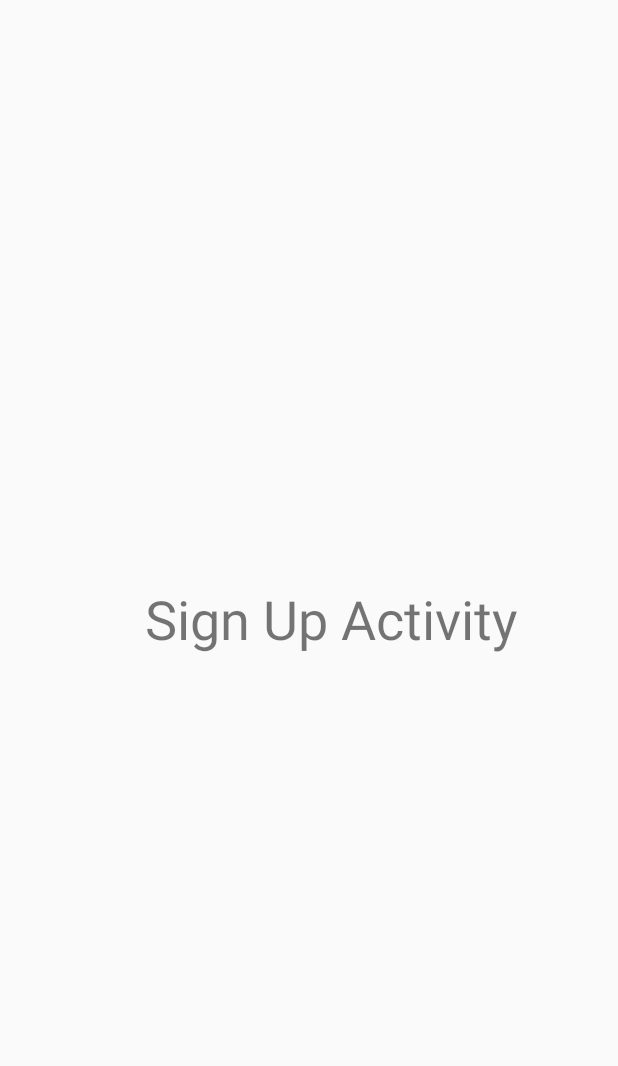
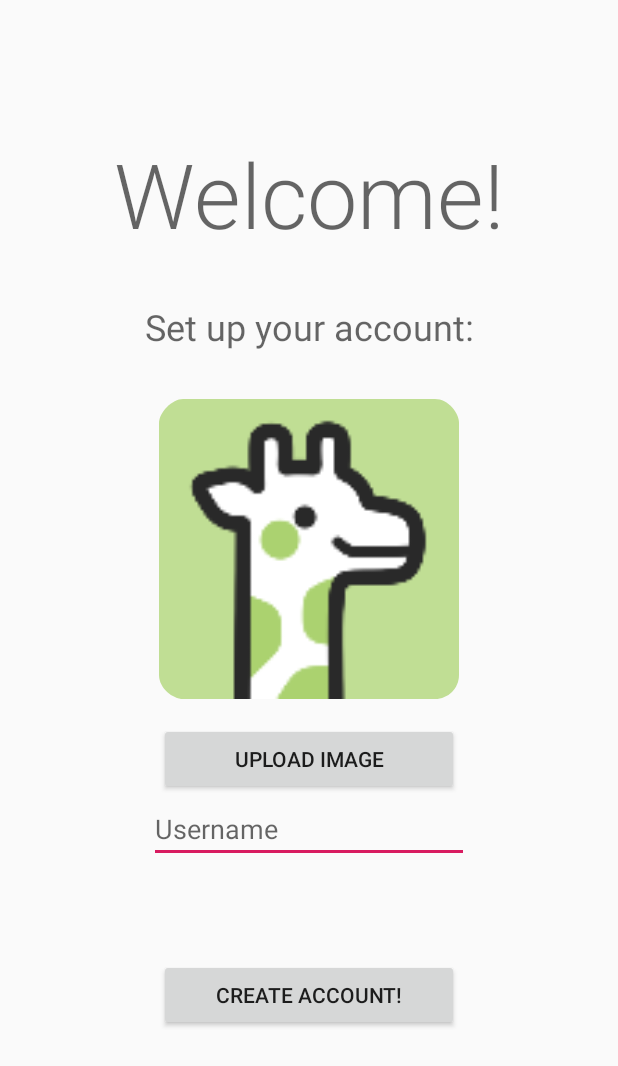
Before and after one commit to duchnguy14/LimboApp, an Android app: the SignUpActivity screen opened directly, with no data from a screen before it, on a phone screen of 412 x 824 dp. Shown: the top 1066 px of the screen. Run offline under Robolectric (Android 15) with nearby library versions, the phone set to English and light mode, and no system bars.

Commit message:
Started setting up signup to take username and icon image

```diff
--- a/app/src/main/java/com/example/limboapp/LogInActivity.java
+++ b/app/src/main/java/com/example/limboapp/LogInActivity.java
@@ -13,6 +13,7 @@ import android.widget.ProgressBar;
 import android.widget.Toast;
 
 import com.facebook.appevents.AppEvent;
+import com.facebook.login.widget.LoginButton;
 import com.google.android.gms.auth.api.signin.GoogleSignIn;
 import com.google.android.gms.auth.api.signin.GoogleSignInAccount;
 import com.google.android.gms.auth.api.signin.GoogleSignInClient;
@@ -28,6 +29,7 @@ import com.google.firebase.auth.FirebaseUser;
 import com.google.firebase.auth.GoogleAuthProvider;
 import com.facebook.FacebookSdk;
 import com.facebook.appevents.AppEventsLogger;
+import com.twitter.sdk.android.core.identity.TwitterLoginButton;
 
 public class LogInActivity extends AppCompatActivity implements View.OnClickListener{
 
@@ -39,8 +41,11 @@ public class LogInActivity extends AppCompatActivity implements View.OnClickList
 
     private GoogleSignInClient mGoogleSignInClient;
     private FirebaseAuth mAuth;
+    private boolean newUser = false;
 
     SignInButton signInButtonGoogle;
+    TwitterLoginButton signInButtonTwitter;
+    LoginButton signInButtonFacebook;
 
     @Override
     protected void onCreate(Bundle savedInstanceState) {
@@ -65,10 +70,14 @@ public class LogInActivity extends AppCompatActivity implements View.OnClickList
 
         // Get sign in buttons
         signInButtonGoogle = findViewById(R.id.sign_in_button_google);
+        signInButtonTwitter = findViewById(R.id.sign_in_button_twitter);
+        signInButtonFacebook = findViewById(R.id.sign_in_button_facebook);
 
-        // Set on click listeners
+        // Google
+        // Set on click listener
         signInButtonGoogle.setOnClickListener(this);
-        // Set on click listener for each sign in option's button (Google, Facebook, Twitter, etc)
+
+        // Twitter
 
         // Facebook
         FacebookSdk.getApplicationContext();
@@ -93,7 +102,13 @@ public class LogInActivity extends AppCompatActivity implements View.OnClickList
     private void updateUI(FirebaseUser account) {
         if(account != null){
             // if an account already exists, direct the user to the main activity
-            goToMain(findViewById(android.R.id.content).getRootView());
+            if(newUser) {
+                // if this is the first time the user is using the app, send them to sign up activity
+            }
+            else {
+                // else, take user to main activity
+                goToMain(findViewById(android.R.id.content).getRootView());
+            }
         }
         else{
             // if there is no login info or login failed, keep the user on this activity (for now)
@@ -153,6 +168,7 @@ public class LogInActivity extends AppCompatActivity implements View.OnClickList
                             // Sign in success, update UI with the signed-in user's information
                             Log.d(TAG, "signInWithCredential:success");
                             FirebaseUser user = mAuth.getCurrentUser();
+                            newUser = task.getResult().getAdditionalUserInfo().isNewUser();
                             updateUI(user);
                         } else {
                             // If sign in fails, display a message to the user.
--- a/app/src/main/java/com/example/limboapp/SignUpActivity.java
+++ b/app/src/main/java/com/example/limboapp/SignUpActivity.java
@@ -3,12 +3,52 @@ package com.example.limboapp;
 import androidx.appcompat.app.AppCompatActivity;
 
 import android.os.Bundle;
+import android.text.Editable;
+import android.text.TextUtils;
+import android.text.TextWatcher;
+import android.widget.EditText;
+import android.widget.ImageView;
+
+import java.util.regex.*;
 
 public class SignUpActivity extends AppCompatActivity {
+
+    ImageView inputImage;
+    EditText inputUsername;
 
     @Override
     protected void onCreate(Bundle savedInstanceState) {
         super.onCreate(savedInstanceState);
         setContentView(R.layout.activity_sign_up);
+
+        inputImage = findViewById(R.id.inputIcon);
+        inputUsername = findViewById(R.id.inputUsername);
+
+        inputUsername.addTextChangedListener(new TextWatcher() {
+            @Override
+            public void beforeTextChanged(CharSequence s, int start, int count, int after) {
+
+            }
+
+            @Override
+            public void onTextChanged(CharSequence s, int start, int before, int count) {
+
+            }
+
+            @Override
+            public void afterTextChanged(Editable s) {
+                String current = String.valueOf(s);
+                String errorMessage = "";
+                if (current.length()<1 || current.length()>32){
+                    errorMessage.concat("\nMust be between 1 to 32 characters");
+                }
+                if (!current.matches("^.*[^a-zA-Z0-9_ ].*$")) {
+                    errorMessage.concat("\nMust only use Alphanumeric characters and _");
+                }
+                inputUsername.setError(errorMessage);
+            }
+        });
     }
+
+
 }
--- a/app/src/main/res/layout/activity_sign_up.xml
+++ b/app/src/main/res/layout/activity_sign_up.xml
@@ -1,23 +1,60 @@
 <?xml version="1.0" encoding="utf-8"?>
-<androidx.constraintlayout.widget.ConstraintLayout xmlns:android="http://schemas.android.com/apk/res/android"
+<LinearLayout xmlns:android="http://schemas.android.com/apk/res/android"
     xmlns:app="http://schemas.android.com/apk/res-auto"
     xmlns:tools="http://schemas.android.com/tools"
     android:layout_width="match_parent"
     android:layout_height="match_parent"
+    android:gravity="center"
+    android:orientation="vertical"
+    android:paddingHorizontal="@dimen/activity_horizontal_margin"
+    android:paddingVertical="@dimen/activity_vertical_margin"
     tools:context=".SignUpActivity">
 
     <TextView
-        android:id="@+id/textView2"
+        android:id="@+id/welcome"
         android:layout_width="wrap_content"
         android:layout_height="wrap_content"
-        android:layout_marginStart="171dp"
-        android:layout_marginTop="356dp"
-        android:layout_marginEnd="141dp"
-        android:layout_marginBottom="356dp"
-        android:text="Sign Up Activity"
-        android:textSize="36sp"
-        app:layout_constraintBottom_toBottomOf="parent"
-        app:layout_constraintEnd_toEndOf="parent"
-        app:layout_constraintStart_toStartOf="parent"
-        app:layout_constraintTop_toTopOf="parent" />
-</androidx.constraintlayout.widget.ConstraintLayout>
+        android:paddingVertical="@dimen/activity_vertical_margin"
+        android:text="Welcome!"
+        android:textAppearance="@style/TextAppearance.AppCompat.Display4"
+        android:textSize="60dp" />
+
+    <TextView
+        android:id="@+id/chooseIcon"
+        android:layout_width="match_parent"
+        android:layout_height="wrap_content"
+        android:paddingVertical="@dimen/activity_vertical_margin"
+        android:text="Set up your account:"
+        android:textAlignment="center"
+        android:textAppearance="@style/TextAppearance.AppCompat.Display1"
+        android:textSize="24sp" />
+
+    <ImageView
+        android:id="@+id/inputIcon"
+        android:layout_width="200dp"
+        android:layout_height="200dp"
+        android:layout_marginVertical="@dimen/activity_vertical_margin"
+        android:src="@mipmap/ic_launcher" />
+
+    <Button
+        android:id="@+id/uploadImage"
+        android:layout_width="200dp"
+        android:layout_height="wrap_content"
+        android:text="Upload Image" />
+
+    <EditText
+        android:id="@+id/inputUsername"
+        android:layout_width="wrap_content"
+        android:layout_height="wrap_content"
+        android:ems="10"
+        android:hint="Username"
+        android:inputType="textPersonName"
+        android:singleLine="true" />
+
+    <Button
+        android:id="@+id/createAccount"
+        android:layout_width="200dp"
+        android:layout_height="wrap_content"
+        android:layout_marginVertical="@android:dimen/notification_large_icon_height"
+        android:text="Create Account!" />
+</LinearLayout>
```
